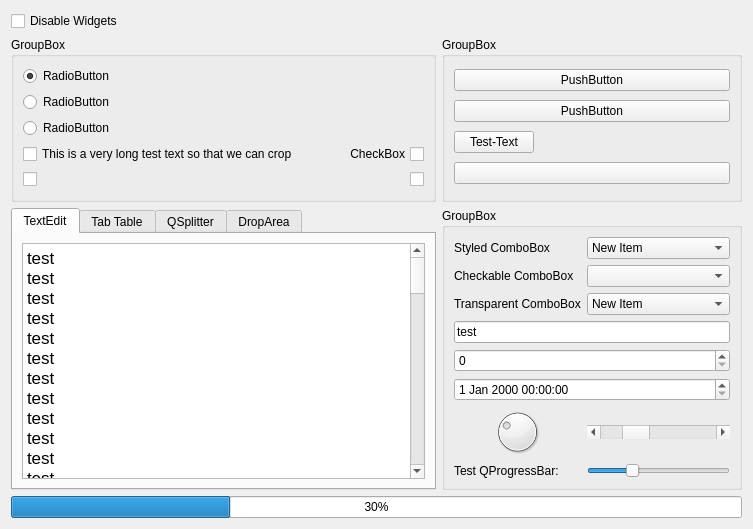
Old version of the form tsl/ui/test_window.ui in the repository TUV-SUD-Product-Service-GmbH/QuteStyle.
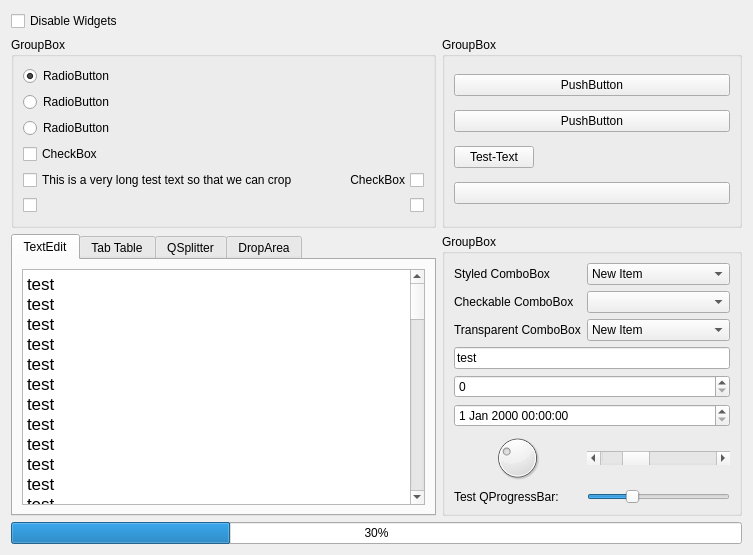
New version of the form. Custom widgets are drawn as their Qt base class.

Commit message: Merged PR 5912: QStyle for checkboxes #69368

```diff
--- a/tsl/ui/test_window.ui
+++ b/tsl/ui/test_window.ui
@@ -239,6 +239,16 @@
           </property>
          </widget>
         </item>
+        <item>
+         <widget class="QCheckBox" name="checkBox_5">
+          <property name="text">
+           <string>CheckBox</string>
+          </property>
+          <property name="tristate">
+           <bool>true</bool>
+          </property>
+         </widget>
+        </item>
         <item>
          <layout class="QHBoxLayout" name="horizontalLayout_5">
           <item>
@@ -343,7 +353,7 @@
           <string>&lt;!DOCTYPE HTML PUBLIC &quot;-//W3C//DTD HTML 4.0//EN&quot; &quot;http://www.w3.org/TR/REC-html40/strict.dtd&quot;&gt;
 &lt;html&gt;&lt;head&gt;&lt;meta name=&quot;qrichtext&quot; content=&quot;1&quot; /&gt;&lt;style type=&quot;text/css&quot;&gt;
 p, li { white-space: pre-wrap; }
-&lt;/style&gt;&lt;/head&gt;&lt;body style=&quot; font-family:'MS Shell Dlg 2'; font-size:8pt; font-weight:400; font-style:normal;&quot;&gt;
+&lt;/style&gt;&lt;/head&gt;&lt;body style=&quot; font-family:'MS Shell Dlg 2'; font-size:8.25pt; font-weight:400; font-style:normal;&quot;&gt;
 &lt;p style=&quot; margin-top:0px; margin-bottom:0px; margin-left:0px; margin-right:0px; -qt-block-indent:0; text-indent:0px;&quot;&gt;&lt;span style=&quot; font-family:'.SF NS Text'; font-size:13pt;&quot;&gt;test&lt;br /&gt;test&lt;br /&gt;test&lt;br /&gt;test&lt;br /&gt;test&lt;br /&gt;test&lt;br /&gt;test&lt;br /&gt;test&lt;br /&gt;test&lt;br /&gt;test&lt;br /&gt;test&lt;br /&gt;test&lt;br /&gt;test&lt;br /&gt;test&lt;br /&gt;test&lt;br /&gt;test&lt;br /&gt;test&lt;br /&gt;test&lt;br /&gt;test&lt;br /&gt;test&lt;br /&gt;test&lt;br /&gt;test&lt;br /&gt;test&lt;br /&gt;test&lt;br /&gt;test&lt;br /&gt;test&lt;br /&gt;test&lt;br /&gt;test&lt;br /&gt;test&lt;br /&gt;test&lt;br /&gt;test&lt;br /&gt;test&lt;br /&gt;test&lt;br /&gt;test&lt;br /&gt;test&lt;br /&gt;test&lt;br /&gt;test&lt;br /&gt;test&lt;br /&gt;test&lt;br /&gt;test&lt;br /&gt;test&lt;br /&gt;test&lt;br /&gt;test&lt;br /&gt;test&lt;br /&gt;test&lt;br /&gt;test&lt;br /&gt;test&lt;br /&gt;test&lt;br /&gt;test&lt;br /&gt;test&lt;br /&gt;test&lt;br /&gt;test&lt;br /&gt;test&lt;br /&gt;test&lt;br /&gt;test&lt;br /&gt;test&lt;br /&gt;test&lt;br /&gt;test&lt;br /&gt;test&lt;br /&gt;test&lt;br /&gt;test&lt;br /&gt;test&lt;br /&gt;test&lt;br /&gt;test&lt;br /&gt;test&lt;br /&gt;test&lt;br /&gt;&lt;/span&gt;&lt;/p&gt;&lt;/body&gt;&lt;/html&gt;</string>
          </property>
         </widget>
@@ -540,7 +550,7 @@
    <item row="1" column="0">
     <layout class="QHBoxLayout" name="horizontalLayout">
      <item>
-      <widget class="StyledCheckBox" name="disable_widgets">
+      <widget class="QCheckBox" name="disable_widgets">
        <property name="text">
         <string>Disable Widgets</string>
        </property>
@@ -584,11 +594,6 @@
    <extends>QCheckBox</extends>
    <header>tsl.widgets.toggle</header>
   </customwidget>
-  <customwidget>
-   <class>StyledCheckBox</class>
-   <extends>QCheckBox</extends>
-   <header>tsl.widgets.styled_checkbox_delegate</header>
-  </customwidget>
   <customwidget>
    <class>StyledComboBox</class>
    <extends>QComboBox</extends>
```
The commit also changes 21 other files.
